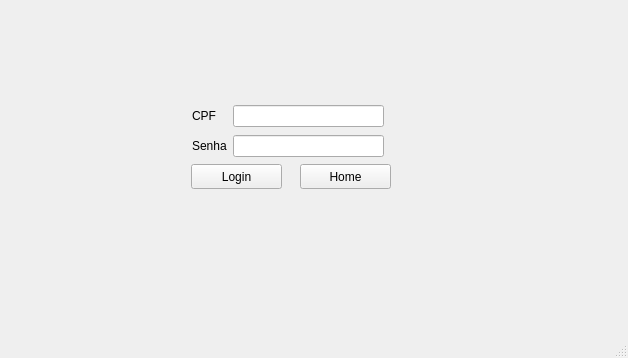
Qt form ui/viewAutenticacao.ui (PedroAugustoRamalhoDuarte/Trabalho-TP1) before a commit.
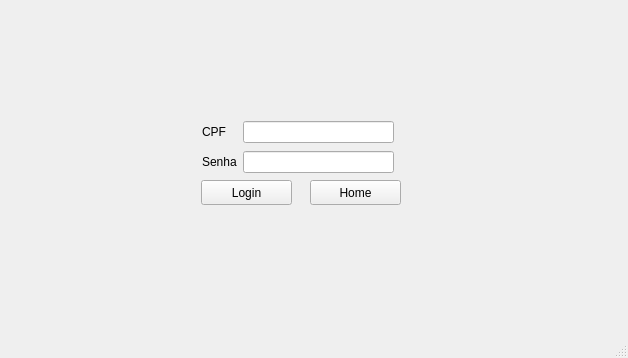
The same form after that commit.

What changed in the file:
```diff
--- a/ui/viewAutenticacao.ui
+++ b/ui/viewAutenticacao.ui
@@ -17,8 +17,8 @@
    <widget class="QPushButton" name="Login">
     <property name="geometry">
      <rect>
-      <x>191</x>
-      <y>164</y>
+      <x>201</x>
+      <y>180</y>
       <width>91</width>
       <height>25</height>
      </rect>
@@ -30,8 +30,8 @@
    <widget class="QPushButton" name="pushButton">
     <property name="geometry">
      <rect>
-      <x>300</x>
-      <y>164</y>
+      <x>310</x>
+      <y>180</y>
       <width>91</width>
       <height>25</height>
      </rect>
@@ -40,11 +40,11 @@
      <string>Home</string>
     </property>
    </widget>
-   <widget class="QWidget" name="">
+   <widget class="QWidget" name="layoutWidget">
     <property name="geometry">
      <rect>
-      <x>192</x>
-      <y>103</y>
+      <x>202</x>
+      <y>119</y>
       <width>223</width>
       <height>58</height>
      </rect>
```
Left out of the diff: 2 changed lines with no effect on the pictures.
